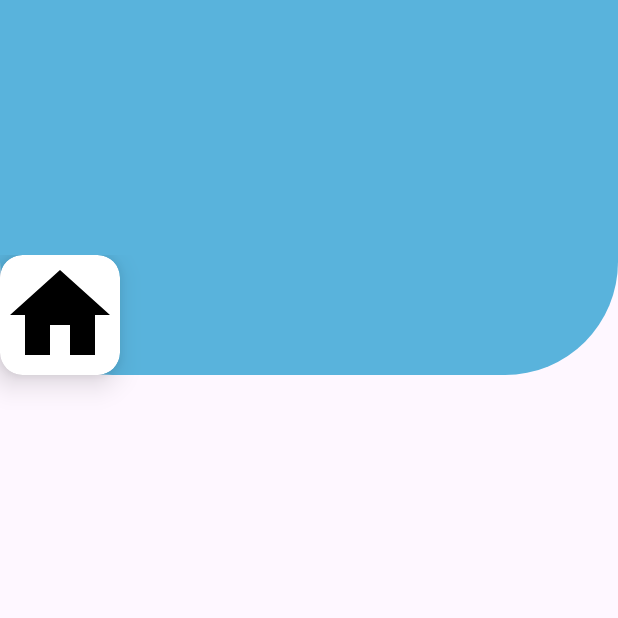
After one commit to TKTEE/nyumba10, an Android app: the HomeActivity screen opened directly, with no data from a screen before it, on a phone screen of 412 x 824 dp, the top half of it. The commit adds this screen. Run offline under Robolectric (Android 15) with nearby library versions, the phone set to English and light mode, and no system bars.

Commit message:
first commit

```diff
--- a/app/src/main/AndroidManifest.xml
+++ b/app/src/main/AndroidManifest.xml
@@ -13,6 +13,9 @@
         android:theme="@style/Theme.Nyumba10"
         tools:targetApi="31">
         <activity
+            android:name=".HomeActivity"
+            android:exported="false" />
+        <activity
             android:name=".LoginActivity"
             android:exported="false" />
         <activity
--- /dev/null
+++ b/app/src/main/java/com/example/nyumba10/HomeActivity.kt
@@ -0,0 +1,11 @@
+package com.example.nyumba10
+
+import androidx.appcompat.app.AppCompatActivity
+import android.os.Bundle
+
+class HomeActivity : AppCompatActivity() {
+    override fun onCreate(savedInstanceState: Bundle?) {
+        super.onCreate(savedInstanceState)
+        setContentView(R.layout.activity_home)
+    }
+}
--- a/app/src/main/java/com/example/nyumba10/MainActivity.kt
+++ b/app/src/main/java/com/example/nyumba10/MainActivity.kt
@@ -39,7 +39,11 @@ class MainActivity : AppCompatActivity() {
             }else if(password.isEmpty()){
                 edtPassword.setError("Please fill this input")
                 edtPassword.requestFocus()
-            }else{
+            }else if(password.length < 6){
+                edtPassword.setError("Password is too short")
+                edtPassword.requestFocus()
+            }
+                else{
                 progress.show()
                 mAuth.createUserWithEmailAndPassword(email, password)
                      .addOnCompleteListener{
--- /dev/null
+++ b/app/src/main/res/drawable/background_view.xml
@@ -0,0 +1,9 @@
+<?xml version="1.0" encoding="utf-8"?>
+<shape xmlns:android="http://schemas.android.com/apk/res/android">
+
+<corners android:bottomLeftRadius="75dp"
+    android:bottomRightRadius="75dp"
+    />
+    <solid android:color="#59b3dc"/>
+
+</shape>
--- /dev/null
+++ b/app/src/main/res/drawable/ic_home.xml
@@ -0,0 +1,5 @@
+<vector android:height="24dp" android:tint="#000000"
+    android:viewportHeight="24" android:viewportWidth="24"
+    android:width="24dp" xmlns:android="http://schemas.android.com/apk/res/android">
+    <path android:fillColor="@android:color/white" android:pathData="M10,20v-6h4v6h5v-8h3L12,3 2,12h3v8z"/>
+</vector>
--- /dev/null
+++ b/app/src/main/res/layout/activity_home.xml
@@ -0,0 +1,45 @@
+<?xml version="1.0" encoding="utf-8"?>
+<RelativeLayout xmlns:android="http://schemas.android.com/apk/res/android"
+    xmlns:app="http://schemas.android.com/apk/res-auto"
+    xmlns:tools="http://schemas.android.com/tools"
+    android:layout_width="match_parent"
+    android:layout_height="match_parent"
+    tools:context=".HomeActivity">
+
+    <View
+        android:id="@+id/view"
+        android:layout_width="match_parent"
+        android:layout_height="250dp"
+        tools:ignore="MissingConstraints"
+        android:background="@drawable/background_view"/>
+    <GridLayout
+        android:id="@+id/gridlayout"
+        android:layout_width="match_parent"
+        android:layout_height="match_parent"
+        android:layout_below="@id/view"
+        android:layout_marginTop="-80dp"
+        android:rowCount="3"
+        android:columnCount="2"
+        >
+   <androidx.cardview.widget.CardView
+       android:layout_width="wrap_content"
+       android:layout_height="wrap_content"
+       app:cardElevation="12dp"
+       app:cardCornerRadius="15dp"
+       >
+       <LinearLayout
+           android:layout_width="match_parent"
+           android:layout_height="match_parent"
+           android:orientation="vertical"
+           >
+           <ImageView
+               android:layout_width="80dp"
+               android:layout_height="80dp"
+               android:src="@drawable/ic_home"/>
+       </LinearLayout>
+   </androidx.cardview.widget.CardView>
+
+    </GridLayout>
+
+
+</RelativeLayout>
```
Also changed, not shown: app/src/main/java/com/example/nyumba10/LoginActivity.kt (+72 -0 lines), app/src/main/res/layout/activity_login.xml (+8 -3 lines), app/src/main/res/drawable/anime.jpeg (added), app/src/main/res/drawable/anime1.jpeg (added).
